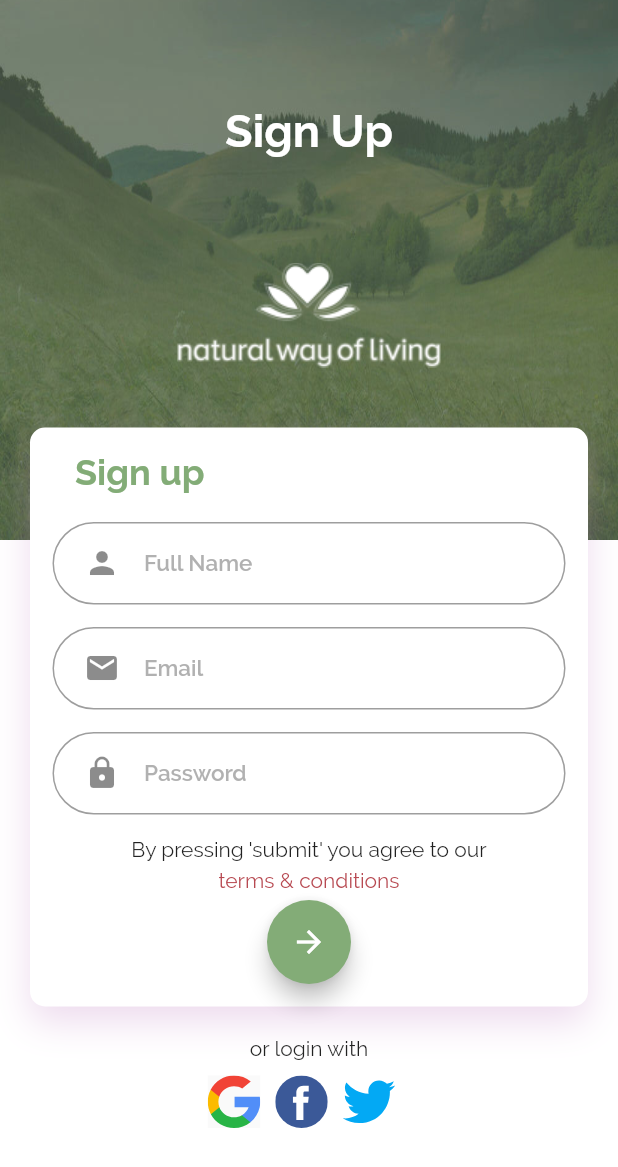
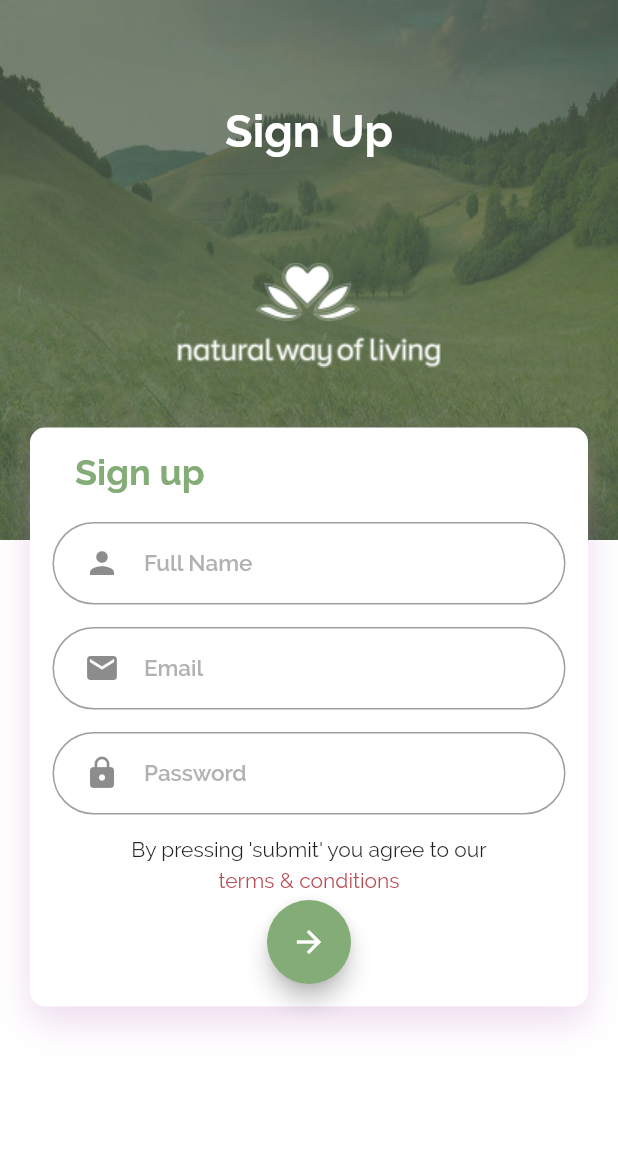
Before and after one commit to lotusgraham/MeditationApp123, a Flutter app: the Signup screen opened directly, on a phone screen of 412 x 824 dp. Shown: the top 1167 px of the screen. Run offline on Flutter 3.47's test engine with Material 2 defaults, Android fonts, the phone set to English and light mode, and no system bars; our stand-ins replace cloud_firestore, connectivity, curved_navigation_bar, firebase_auth, firebase_messaging, firebase_storage and 14 more; missing offline and left inert: audio, flutter_braintree, flutter_circular_chart, flutter_facebook_login, global_configuration; accounts and stored records are empty.

Commit message:
removed login with social from register

```diff
--- a/lib/screens/auth/signup.dart
+++ b/lib/screens/auth/signup.dart
@@ -1,12 +1,13 @@
+import 'package:cloud_firestore/cloud_firestore.dart';
+import 'package:firebase_auth/firebase_auth.dart';
 import 'package:flutter/cupertino.dart';
 import 'package:flutter/material.dart';
-import 'package:flutter_svg/svg.dart';
-import 'package:meditation/util/animation.dart';
-import 'package:meditation/util/color.dart';
-import 'package:firebase_auth/firebase_auth.dart';
-import 'package:cloud_firestore/cloud_firestore.dart';
-import 'package:meditation/screens/home.dart';
 import 'package:shared_preferences/shared_preferences.dart';
+
+import '../../util/animation.dart';
+import '../../util/color.dart';
+import '../home.dart';
+import '../termsCondition.dart';
 
 class Signup extends StatefulWidget {
   @override
@@ -21,9 +22,9 @@ class _LoginData {
 
 class _SignupState extends State<Signup> {
   final FirebaseAuth _auth = FirebaseAuth.instance;
-  final GlobalKey<ScaffoldState> _scaffoldKey = new GlobalKey<ScaffoldState>();
+  final GlobalKey<ScaffoldState> _scaffoldKey = GlobalKey<ScaffoldState>();
   final _formKey = GlobalKey<FormState>();
-  _LoginData _data = new _LoginData();
+  _LoginData _data = _LoginData();
   @override
   Widget build(BuildContext context) {
     return Scaffold(
@@ -70,19 +71,6 @@ class _SignupState extends State<Signup> {
                           SizedBox(
                             height: 20,
                           ),
-                          FadeAnimation(
-                              1.9,
-                              const Text(
-                                "or login with",
-                                style: TextStyle(fontSize: 14),
-                              )),
-                          SizedBox(
-                            height: 10,
-                          ),
-                          socialLoginWidget(),
-                          const SizedBox(
-                            height: 15,
-                          ),
                         ],
                       ),
                     ),
@@ -97,7 +85,7 @@ class _SignupState extends State<Signup> {
   }
 
   ///Background image and logo
-   Widget backgroundImageWidget() {
+  Widget backgroundImageWidget() {
     return Positioned(
       top: -40,
       height: 400,
@@ -249,9 +237,10 @@ class _SignupState extends State<Signup> {
                         InkWell(
                           onTap: () {
                             Navigator.push(
-                                context,
-                                CupertinoPageRoute(
-                                    builder: (context) => Signup()));
+                              context,
+                              CupertinoPageRoute(
+                                  builder: (context) => TermsAndCondition()),
+                            );
                           },
                           child: Padding(
                             padding: const EdgeInsets.symmetric(vertical: 5.0),
@@ -287,42 +276,6 @@ class _SignupState extends State<Signup> {
             ),
           ),
         ));
-  }
-
-  Widget socialLoginWidget() {
-    return FadeAnimation(
-      1.9,
-      Container(
-        child: Row(
-          mainAxisAlignment: MainAxisAlignment.center,
-          children: <Widget>[
-            Material(
-              child: SvgPicture.asset(
-                'asset/img/social-icon/google.svg',
-                semanticsLabel: 'Acme Logo',
-                height: 35,
-                width: 35,
-              ),
-            ),
-            SizedBox(width: 10),
-            SvgPicture.asset(
-              'asset/img/social-icon/facebook.svg',
-              semanticsLabel: 'Acme Logo',
-              height: 35,
-              width: 35,
-            ),
-            SizedBox(width: 10),
-            SvgPicture.asset(
-              'asset/img/social-icon/twitter.svg',
-              semanticsLabel: 'Acme Logo',
-              height: 35,
-              width: 35,
-            ),
-            SizedBox(width: 10),
-          ],
-        ),
-      ),
-    );
   }
 
   Future register(_data) async {
```
